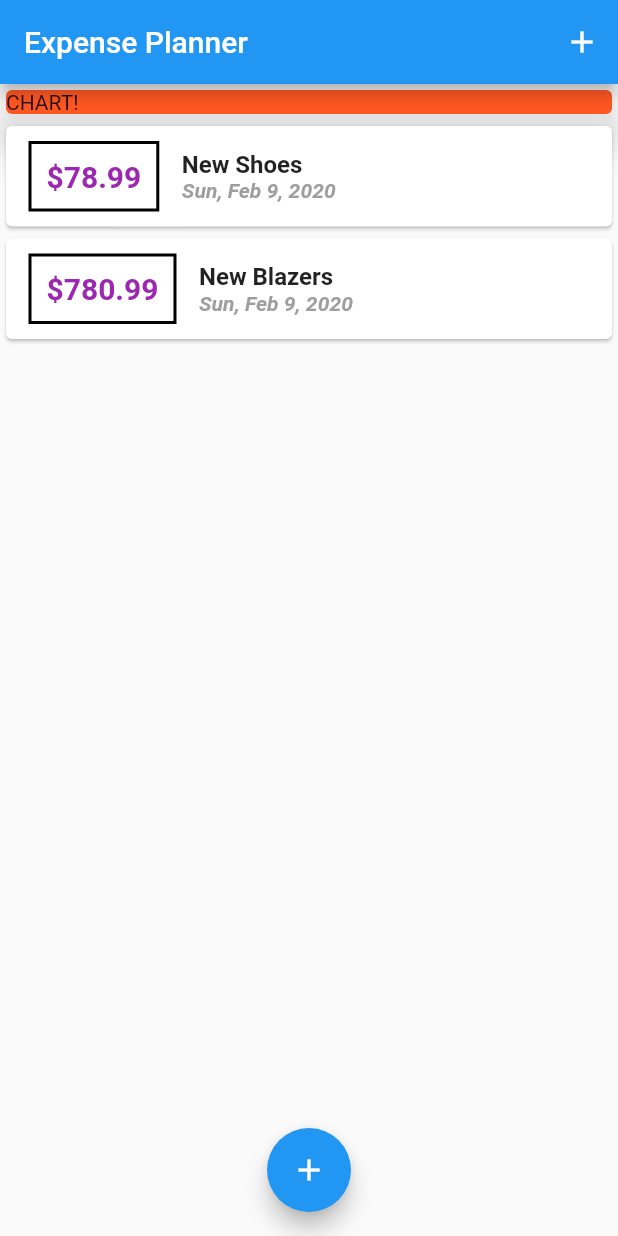
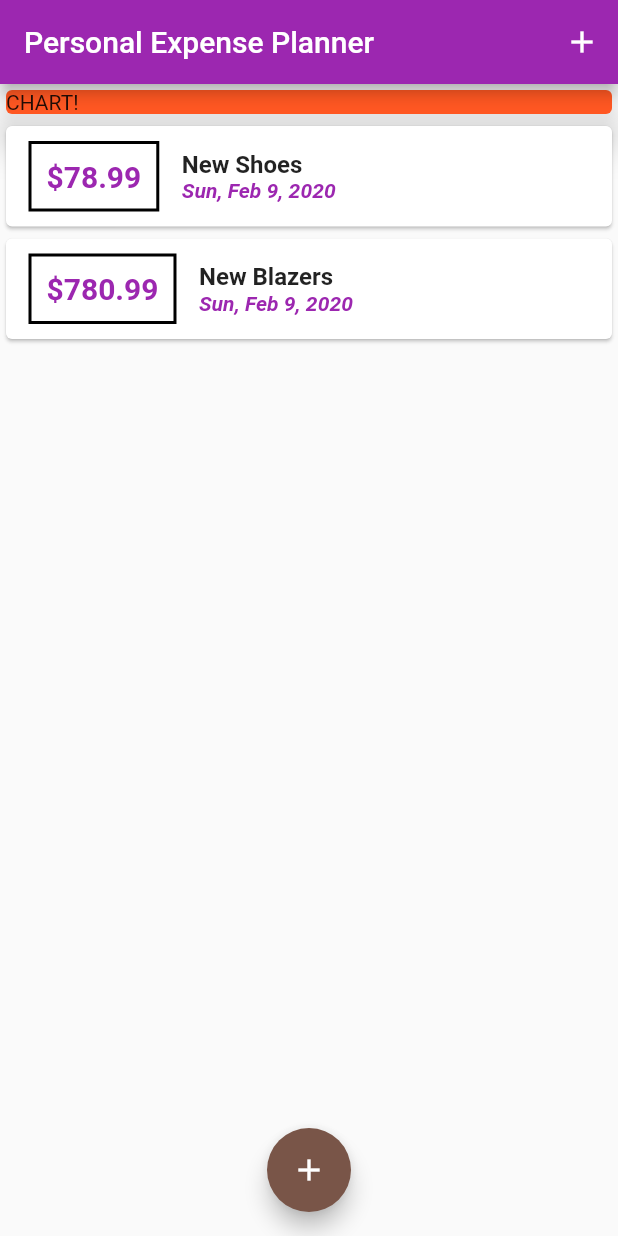
Before and after one commit to collinsceleb/expense_planner, a Flutter app: the screen it shows after launch, on a phone screen of 412 x 824 dp. Run offline on Flutter 3.47's test engine with Material 2 defaults, Android fonts, the phone set to English and light mode, and no system bars.

Commit message:
An Expense Planner App

```diff
--- a/lib/main.dart
+++ b/lib/main.dart
@@ -10,7 +10,11 @@ class ExpensePlanner extends StatelessWidget {
   @override
   Widget build(BuildContext context) {
     return MaterialApp(
-      title: 'Expense Planner',
+      title: 'Personal Expense Planner',
+      theme: ThemeData(
+        primarySwatch: Colors.purple,
+        accentColor: Colors.brown,
+      ),
       home: MyHomePage(),
     );
   }
@@ -65,7 +69,7 @@ class _MyHomePageState extends State<MyHomePage> {
   Widget build(BuildContext context) {
     return Scaffold(
       appBar: AppBar(
-        title: Text('Expense Planner'),
+        title: Text('Personal Expense Planner'),
         actions: <Widget>[
           IconButton(
               icon: Icon(Icons.add),
--- a/lib/widgets/transaction_list.dart
+++ b/lib/widgets/transaction_list.dart
@@ -21,7 +21,7 @@ class TransactionList extends StatelessWidget {
                       style: TextStyle(
                           fontWeight: FontWeight.bold,
                           fontSize: 20,
-                          color: Colors.purple),
+                          color: Theme.of(context).primaryColor),
                     ),
                     margin:
                     EdgeInsets.symmetric(vertical: 10, horizontal: 15),
@@ -40,7 +40,7 @@ class TransactionList extends StatelessWidget {
                       Text(
                         DateFormat.yMMMEd().format(transactions[index].date),
                         style: TextStyle(
-                            color: Colors.grey,
+                            color: Theme.of(context).primaryColor,
                             fontStyle: FontStyle.italic,
                             fontWeight: FontWeight.bold),
                       ),
```
